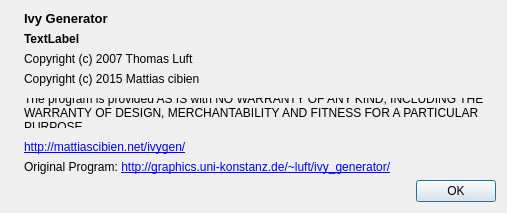
mattiascibien/ivygen, file src/app/aboutdialog.ui: the form before one commit.
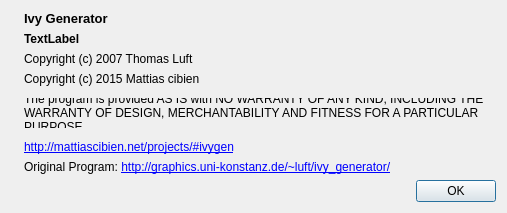
The form after the commit. Icons and pictures are not drawn.

Commit message: Finished theme (fixed links)

What changed in the file:
```diff
--- a/src/app/aboutdialog.ui
+++ b/src/app/aboutdialog.ui
@@ -64,7 +64,7 @@
    <item row="7" column="3">
     <widget class="QLabel" name="label_5">
      <property name="text">
-      <string>&lt;html&gt;&lt;head/&gt;&lt;body&gt;&lt;p&gt;&lt;a href=&quot;http://mattiascibien.net/ivygen/&quot;&gt;&lt;span style=&quot; text-decoration: underline; color:#0000ff;&quot;&gt;http://mattiascibien.net/ivygen/&lt;/span&gt;&lt;/a&gt;&lt;/p&gt;&lt;/body&gt;&lt;/html&gt;</string>
+      <string>&lt;html&gt;&lt;head/&gt;&lt;body&gt;&lt;p&gt;&lt;a href=&quot;http://mattiascibien.net/projects/#ivygen&quot;&gt;http://mattiascibien.net/projects/#ivygen&lt;/a&gt;&lt;/p&gt;&lt;/body&gt;&lt;/html&gt;</string>
      </property>
      <property name="textFormat">
       <enum>Qt::RichText</enum>
```
Left out of the diff: 5 changed lines with no effect on the pictures. The commit also changes 2 other files.
